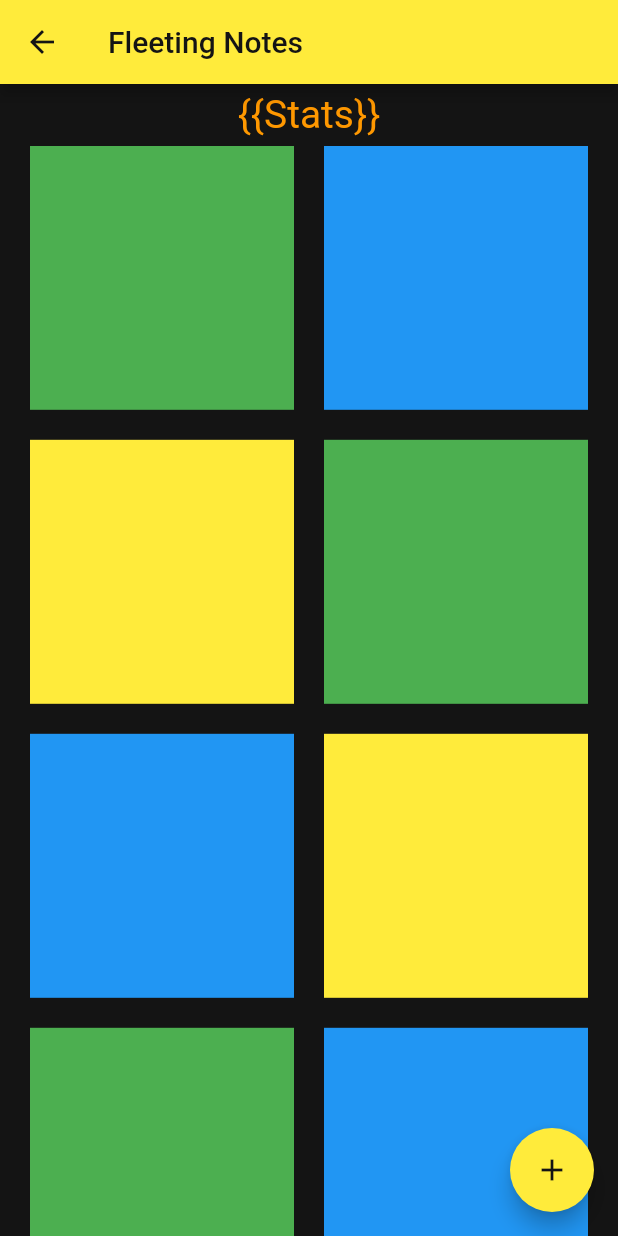
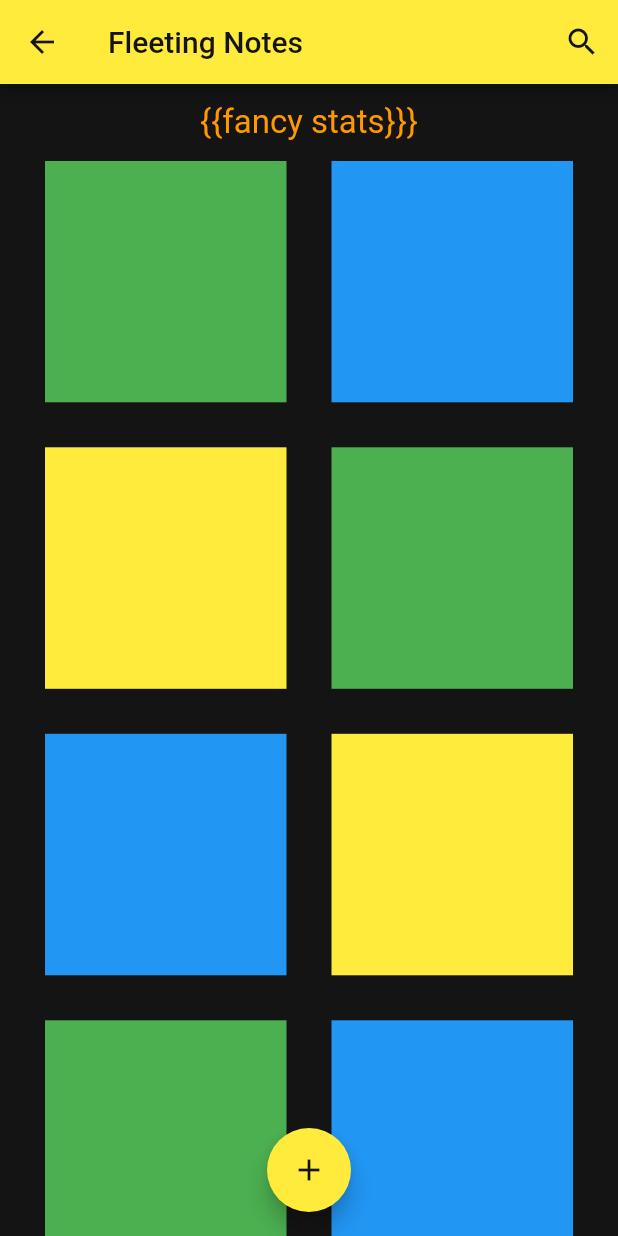
Before and after one commit to AlbinDalbert/simple-zettelkasten, a Flutter app: the FileListFleeting screen opened directly, on a phone screen of 412 x 824 dp. Run offline on Flutter 3.47's test engine with Material 2 defaults, Android fonts, the light colour scheme and no system bars; our stand-ins replace flutter_highlight, graphql_flutter, lottie, sqflite; missing offline and left inert: connectivity_plus_web, hashtagable; accounts and stored records are empty.

Commit message:
UI tweaking and hashtags are highlighted

```diff
--- a/lib/Fleeting/fileListFleeting.dart
+++ b/lib/Fleeting/fileListFleeting.dart
@@ -9,6 +9,8 @@ import 'package:flutter_highlight/themes/obsidian.dart';
 import '../config.dart';
 
 class FileListFleeting extends StatefulWidget {
+  const FileListFleeting({Key? key}) : super(key: key);
+
   @override
   _FileListFleetingState createState() => _FileListFleetingState();
 }
@@ -44,37 +46,36 @@ class _FileListFleetingState extends State<FileListFleeting>
     return Scaffold(
       appBar: AppBar(
         leading: IconButton(
-          icon: Icon(Icons.arrow_back_sharp),
+          icon: const Icon(Icons.arrow_back),
           onPressed: () {
             Navigator.pop(context);
           },
         ),
+        actions: [IconButton(onPressed: () {}, icon: const Icon(Icons.search))],
         title: const Text('$fleetingName Notes'),
       ),
       body: Container(
           color: primaryContrastColor,
           child: Column(children: [
             Container(
-                //color: Colors.black,
-                // decoration: BoxDecoration(
-                //     border: Border(
-                //         bottom: BorderSide(
-                //             width: 1, color: secondaryContrastColor))),
+                margin: const EdgeInsets.only(
+                    top: 5, left: 20, right: 20, bottom: 5),
                 height: MediaQuery.of(context).size.height * 0.05,
                 width: MediaQuery.of(context).size.width,
                 child: const Center(
-                    child: Text(
-                  '{{Stats}}',
-                  style: TextStyle(color: Colors.orange, fontSize: 26),
-                  textAlign: TextAlign.center,
-                ))),
+                  child: Text(
+                    '{{fancy stats}}}',
+                    style: TextStyle(color: Colors.orange, fontSize: 22),
+                    textAlign: TextAlign.center,
+                  ),
+                )),
             Expanded(
                 child: Container(
-                    margin: const EdgeInsets.only(left: 20, right: 20),
+                    margin: const EdgeInsets.only(left: 30, right: 30),
                     child: GridView.count(
                       crossAxisCount: 2,
-                      crossAxisSpacing: 20,
-                      mainAxisSpacing: 20,
+                      crossAxisSpacing: 30,
+                      mainAxisSpacing: 30,
                       children: [
                         Container(color: Colors.green),
                         Container(color: Colors.blue),
@@ -103,7 +104,7 @@ class _FileListFleetingState extends State<FileListFleeting>
               MaterialPageRoute(builder: (context) => NewFleeting()),
             );
           }), // This trailing comma makes auto-formatting nicer for build methods.
-      floatingActionButtonLocation: FloatingActionButtonLocation.endFloat,
+      floatingActionButtonLocation: FloatingActionButtonLocation.centerFloat,
     );
   }
 }
--- a/pubspec.yaml
+++ b/pubspec.yaml
@@ -41,6 +41,8 @@ dependencies:
   flutter_highlight: ^0.7.0
   graphql_flutter: ^5.1.0
   sqflite: ^2.0.3+1
+  hashtagable: ^2.1.0
+  path_provider: ^2.0.11
 
 dev_dependencies:
   flutter_launcher_icons: "^0.10.0"
```
Also changed, not shown: lib/Fleeting/writeFleeting.dart (+12 -11 lines), lib/Literature/writeLiterature.dart (+12 -11 lines), lib/Permanent/writePermanent.dart (+12 -11 lines), pubspec.lock.
